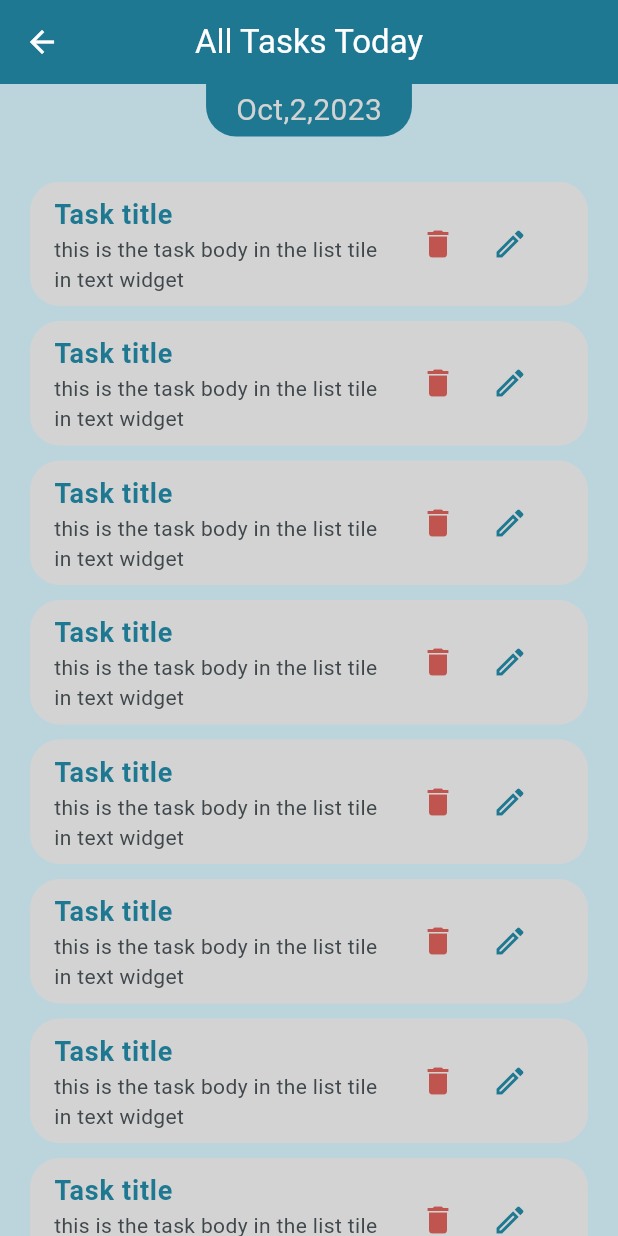
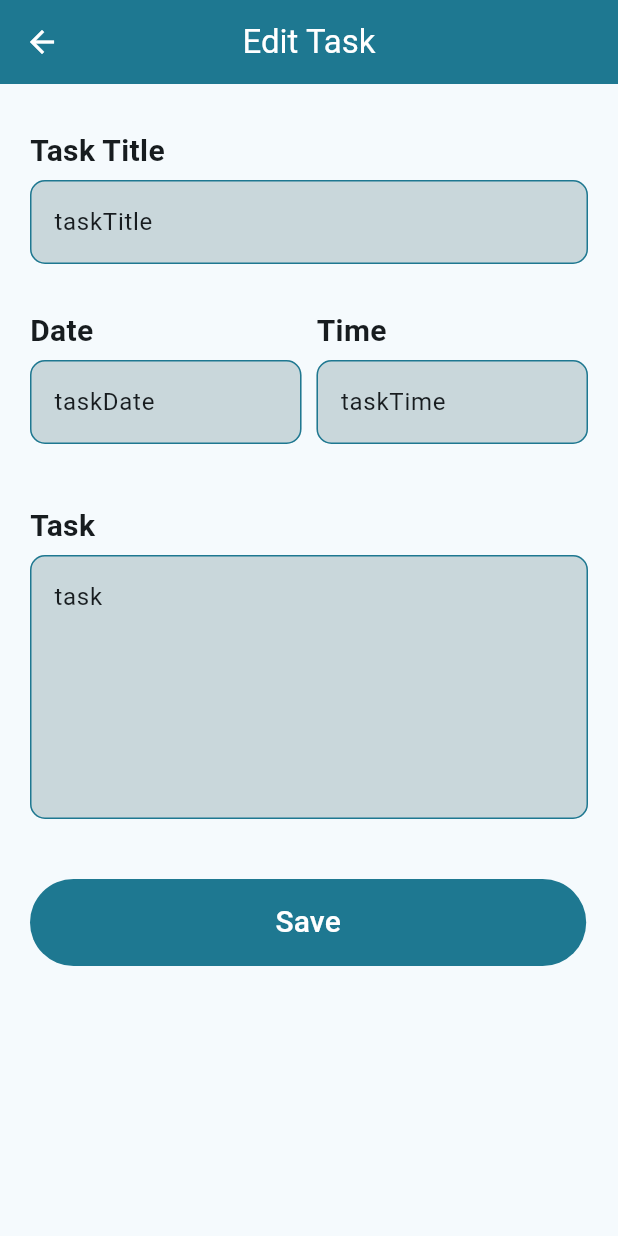
Before and after one commit to MinaYasser100/my-tasks, a Flutter app: the AllTaskTodayView screen opened by its route, after a tap on the "edit" icon, on a phone screen of 412 x 824 dp. Run offline on Flutter 3.47's test engine with Material 3 defaults, Android fonts, the light colour scheme and no system bars; our stand-ins replace lottie.

Commit message:
do edit task view

```diff
--- a/lib/core/utils/route_pages.dart
+++ b/lib/core/utils/route_pages.dart
@@ -1,6 +1,7 @@
 import 'package:flutter/material.dart';
 import 'package:my_tasks/features/add_new_task/views/add_new_task_view.dart';
 import 'package:my_tasks/features/all_tasks_today_view/views/all_tasks_today_view.dart';
+import 'package:my_tasks/features/edit_task_view/views/edit_task_view.dart';
 import 'package:my_tasks/features/home/views/home_view.dart';
 import 'package:my_tasks/features/splash_view/views/splash_view.dart';
 
@@ -8,11 +9,13 @@ abstract class RoutePages {
   static String kHomeView = 'homeView';
   static String kAddNewTaskView = 'addNewTaskView';
   static String kAllTasksTodayView = 'allTasksTodayView';
+  static String kEditTaskView = 'editTaskView';
 
   static Map<String, Widget Function(BuildContext)> routes = {
     '/': (context) => const SplashView(),
     kHomeView: (context) => const HomeView(),
     kAddNewTaskView: (p0) => const AddNewTaskView(),
     kAllTasksTodayView: (p0) => const AllTaskTodayView(),
+    kEditTaskView: (p0) => const EditTaskView(),
   };
 }
--- a/lib/features/add_new_task/views/add_new_task_view.dart
+++ b/lib/features/add_new_task/views/add_new_task_view.dart
@@ -1,5 +1,5 @@
 import 'package:flutter/material.dart';
-import 'package:my_tasks/core/utils/function/custom_app_bar.dart';
+import 'package:my_tasks/core/function/custom_app_bar.dart';
 import 'package:my_tasks/features/add_new_task/views/widgets/add_new_task_view_body.dart';
 
 class AddNewTaskView extends StatelessWidget {
--- a/lib/features/add_new_task/views/widgets/custom_text_form_field.dart
+++ b/lib/features/add_new_task/views/widgets/custom_text_form_field.dart
@@ -1,21 +1,21 @@
 import 'package:flutter/material.dart';
 import 'package:my_tasks/core/utils/constant.dart';
-import 'package:my_tasks/core/utils/function/custom_outline_input_border.dart';
+import 'package:my_tasks/core/function/custom_outline_input_border.dart';
 
 class CustomTextFomField extends StatelessWidget {
   const CustomTextFomField({
     super.key,
-    required this.hintText,
+    this.hintText,
     this.maxLiens = 1,
     required this.textEditingController,
   });
-  final String hintText;
+  final String? hintText;
   final TextEditingController textEditingController;
   final int? maxLiens;
   @override
   Widget build(BuildContext context) {
     return TextFormField(
-      controller: TextEditingController(),
+      controller: textEditingController,
       maxLines: maxLiens,
       decoration: InputDecoration(
         hintText: hintText,
--- a/lib/features/all_tasks_today_view/views/all_tasks_today_view.dart
+++ b/lib/features/all_tasks_today_view/views/all_tasks_today_view.dart
@@ -1,6 +1,6 @@
 import 'package:flutter/material.dart';
 import 'package:my_tasks/core/utils/constant.dart';
-import 'package:my_tasks/core/utils/function/custom_app_bar.dart';
+import 'package:my_tasks/core/function/custom_app_bar.dart';
 import 'package:my_tasks/features/all_tasks_today_view/views/widgets/all_tasks_today_view_body.dart';
 
 class AllTaskTodayView extends StatelessWidget {
--- a/lib/features/all_tasks_today_view/views/widgets/all_tasks_list_view_item.dart
+++ b/lib/features/all_tasks_today_view/views/widgets/all_tasks_list_view_item.dart
@@ -1,5 +1,6 @@
 import 'package:flutter/material.dart';
 import 'package:my_tasks/core/utils/constant.dart';
+import 'package:my_tasks/core/utils/route_pages.dart';
 
 class AllTasksListViewItem extends StatelessWidget {
   const AllTasksListViewItem({
@@ -39,7 +40,15 @@ class AllTasksListViewItem extends StatelessWidget {
                 ),
               ),
               IconButton(
-                onPressed: () {},
+                onPressed: () {
+                  Navigator.pushNamed(context, RoutePages.kEditTaskView,
+                      arguments: {
+                        'taskTitle': 'taskTitle',
+                        'taskDate': 'taskDate',
+                        'taskTime': 'taskTime',
+                        'task': 'task',
+                      });
+                },
                 icon: const Icon(
                   Icons.edit_outlined,
                   color: kPrimaryColor,
--- /dev/null
+++ b/lib/features/edit_task_view/views/edit_task_view.dart
@@ -0,0 +1,21 @@
+import 'package:flutter/material.dart';
+import 'package:my_tasks/core/function/custom_app_bar.dart';
+import 'package:my_tasks/features/edit_task_view/views/widgets/edit_task_view_body.dart';
+
+class EditTaskView extends StatelessWidget {
+  const EditTaskView({super.key});
+  @override
+  Widget build(BuildContext context) {
+    final argu =
+        ModalRoute.of(context)!.settings.arguments as Map<String, dynamic>;
+    return Scaffold(
+      appBar: customAppBar(title: 'Edit Task'),
+      body: EditTaskViewBody(
+        taskTitel: 'taskTitle',
+        taskDate: argu['taskDate'],
+        taskTime: argu['taskTime'],
+        task: argu['task'],
+      ),
+    );
+  }
+}
--- /dev/null
+++ b/lib/features/edit_task_view/views/widgets/edit_task_view_body.dart
@@ -0,0 +1,122 @@
+import 'package:flutter/material.dart';
+import 'package:my_tasks/core/utils/styles.dart';
+import 'package:my_tasks/features/add_new_task/views/widgets/custom_text_form_field.dart';
+import 'package:my_tasks/features/splash_view/views/widgets/custom_button.dart';
+
+class EditTaskViewBody extends StatefulWidget {
+  const EditTaskViewBody(
+      {super.key,
+      required this.taskTitel,
+      required this.taskDate,
+      required this.taskTime,
+      required this.task});
+  final String taskTitel;
+  final String taskDate;
+  final String taskTime;
+  final String task;
+  @override
+  State<EditTaskViewBody> createState() => _EditTaskViewBodyState();
+}
+
+class _EditTaskViewBodyState extends State<EditTaskViewBody> {
+  TextEditingController taskTitleController = TextEditingController();
+  TextEditingController taskDateController = TextEditingController();
+  TextEditingController taskTimeController = TextEditingController();
+  TextEditingController taskController = TextEditingController();
+  GlobalKey<FormState> formkey = GlobalKey();
+  @override
+  void initState() {
+    taskController.text = widget.task;
+    taskDateController.text = widget.taskDate;
+    taskTimeController.text = widget.taskTime;
+    taskTitleController.text = widget.taskTitel;
+    super.initState();
+  }
+
+  @override
+  void dispose() {
+    taskController;
+    taskDateController;
+    taskTimeController;
+    taskTitleController;
+    super.dispose();
+  }
+
+  @override
+  Widget build(BuildContext context) {
+    print(taskController.text);
+    return Padding(
+      padding: const EdgeInsets.only(right: 20.0, left: 20.0, top: 30),
+      child: SingleChildScrollView(
+        child: Form(
+          key: formkey,
+          child: Column(
+            crossAxisAlignment: CrossAxisAlignment.start,
+            children: [
+              const Text(
+                'Task Title',
+                style: Styles.textStyle20,
+              ),
+              const SizedBox(height: 5.0),
+              CustomTextFomField(
+                hintText: 'Task Title',
+                textEditingController: taskTitleController,
+              ),
+              const SizedBox(height: 30),
+              Row(
+                children: [
+                  Expanded(
+                      child: Column(
+                    crossAxisAlignment: CrossAxisAlignment.start,
+                    children: [
+                      const Text(
+                        'Date',
+                        style: Styles.textStyle20,
+                      ),
+                      const SizedBox(height: 5),
+                      CustomTextFomField(
+                          hintText: 'Aug,27,2023',
+                          textEditingController: taskDateController),
+                    ],
+                  )),
+                  const SizedBox(width: 10),
+                  Expanded(
+                      child: Column(
+                    crossAxisAlignment: CrossAxisAlignment.start,
+                    children: [
+                      const Text(
+                        'Time',
+                        style: Styles.textStyle20,
+                      ),
+                      const SizedBox(height: 5),
+                      CustomTextFomField(
+                          hintText: '10:50',
+                          textEditingController: taskTimeController),
+                    ],
+                  )),
+                ],
+              ),
+              const SizedBox(height: 40),
+              const Text(
+                'Task',
+                style: Styles.textStyle20,
+              ),
+              const SizedBox(height: 5),
+              CustomTextFomField(
+                hintText: 'Task',
+                textEditingController: taskController,
+                maxLiens: 6,
+              ),
+              const SizedBox(height: 40),
+              CustomButton(
+                text: 'Save',
+                width: MediaQuery.of(context).size.width * 0.9,
+                onPressed: () {},
+              )
+            ],
+          ),
+        ),
+      ),
+    );
+  }
+}
```
Also changed, not shown: lib/core/function/custom_app_bar.dart (renamed from lib/core/utils/function/custom_app_bar.dart), lib/core/function/custom_outline_input_border.dart (renamed from lib/core/utils/function/custom_outline_input_border.dart).
